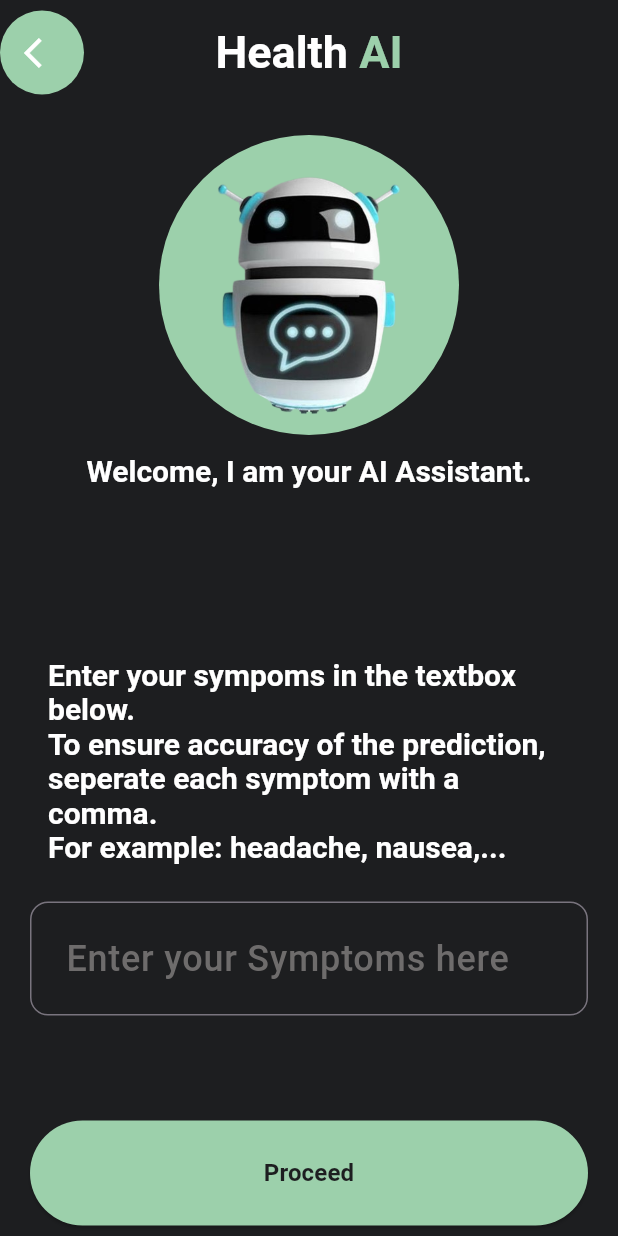
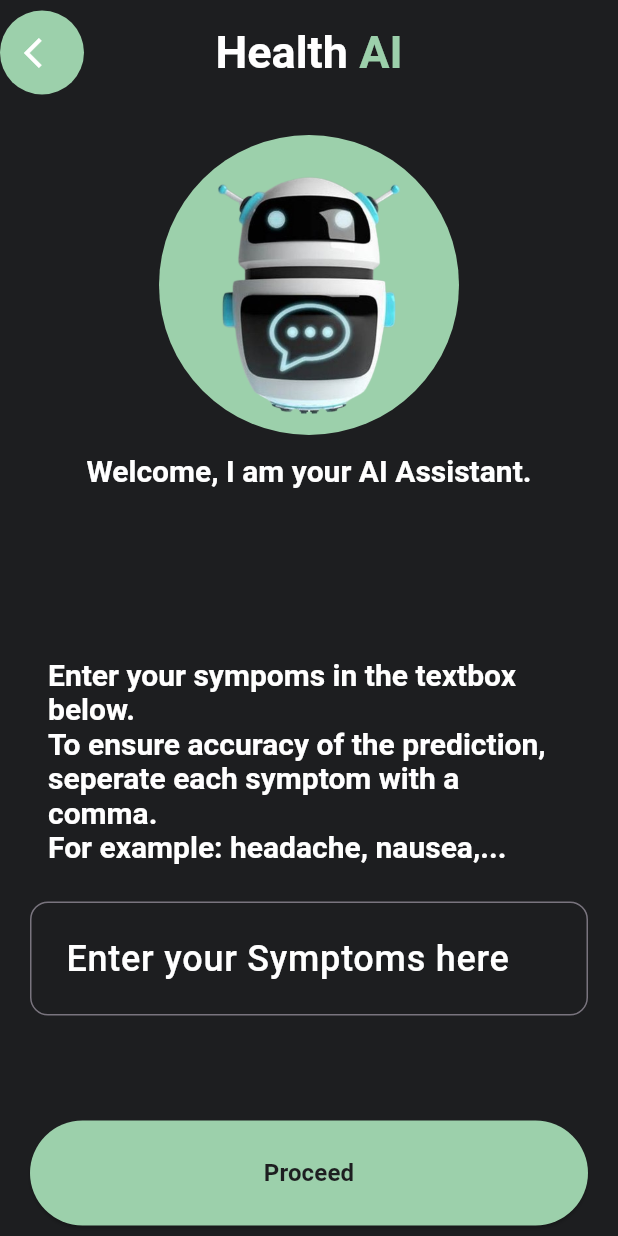
Before and after one commit to Pamuah/AI-mobile-health-App, a Flutter app: the AiModelScreen screen opened by its route, on a phone screen of 412 x 824 dp. Run offline on Flutter 3.47's test engine with Material 3 defaults, Android fonts, the phone set to English and light mode, and no system bars; our stand-ins replace device_preview, flutter_datetime_picker_plus, flutter_local_notifications, flutter_spinkit, get, google_fonts and 8 more; missing offline and left inert: blurry_modal_progress_hud; accounts and stored records are empty; Roboto replaces fonts that are missing (Play).

Commit message:
Errors that we solved on campus

```diff
--- a/lib/Screens/Doctor.dart
+++ b/lib/Screens/Doctor.dart
@@ -3,6 +3,7 @@ import 'package:ai_mhealth_app/models/message.dart';
 import 'package:flutter/material.dart';
 import 'package:socket_io_client/socket_io_client.dart' as IO;
 import 'package:get/get.dart';
+import '../models/api.dart';
 import '../widgets/appbar.dart';
 import 'package:intl/intl.dart';
 
@@ -18,6 +19,7 @@ class _DoctorScreenState extends State<DoctorScreen> {
   TextEditingController msgInputController = TextEditingController();
   late IO.Socket socket;
   ChatController chatController = ChatController();
+  final String serverEndPoint = Api.endpoint;
 
   void sendMessage(String text) {
     var messageJson = {'message': text, 'sentByMe': socket.id};
@@ -41,7 +43,7 @@ class _DoctorScreenState extends State<DoctorScreen> {
   void initState() {
     super.initState();
     socket = IO.io(
-        'http://100.112.16.95:3000',
+        serverEndPoint,
         IO.OptionBuilder()
             .setTransports(['websocket'])
             .disableAutoConnect()
--- a/lib/Screens/account_info.dart
+++ b/lib/Screens/account_info.dart
@@ -38,9 +38,7 @@ class AccountInfoScreen extends StatelessWidget {
         preferredSize: const Size(double.infinity, 70),
         child: MyAppBar(
           title: "Account Info",
-          onPressed: () {
-            Navigator.pop(context);
-          },
+          onPressed: () {},
         ),
       ),
       body: SafeArea(
--- a/lib/Screens/ai_model.dart
+++ b/lib/Screens/ai_model.dart
@@ -309,9 +309,13 @@ class _AiModelScreenState extends State<AiModelScreen> {
                         hintText: 'Enter your Symptoms here',
                         hintStyle: TextStyle(
                             fontSize: 24,
-                            color: color.tertiary,
+                            color: color.onPrimary,
                             fontWeight: FontWeight.w500),
                       ),
+                      style: TextStyle(
+                          fontSize: 24,
+                          color: color.onPrimary,
+                          fontWeight: FontWeight.w500),
                     ),
                   ),
                 ),
--- a/lib/Screens/privacy.dart
+++ b/lib/Screens/privacy.dart
@@ -15,9 +15,7 @@ class PrivacyScreen extends StatelessWidget {
         preferredSize: const Size(double.infinity, 70),
         child: MyAppBar(
           title: "Privacy",
-          onPressed: () {
-            Navigator.pop(context);
-          },
+          onPressed: () {},
         ),
       ),
       body: SafeArea(
```
Also changed, not shown: lib/Screens/health_tips.dart (+9 -3 lines), lib/Screens/prediction.dart (+6 -6 lines).
